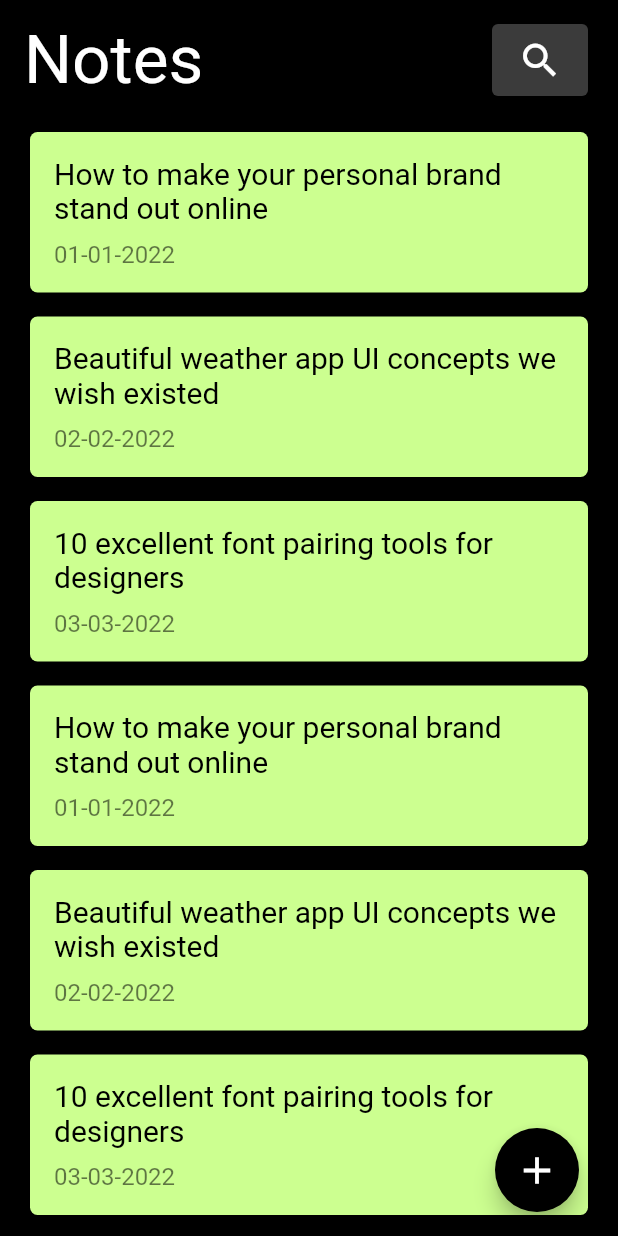
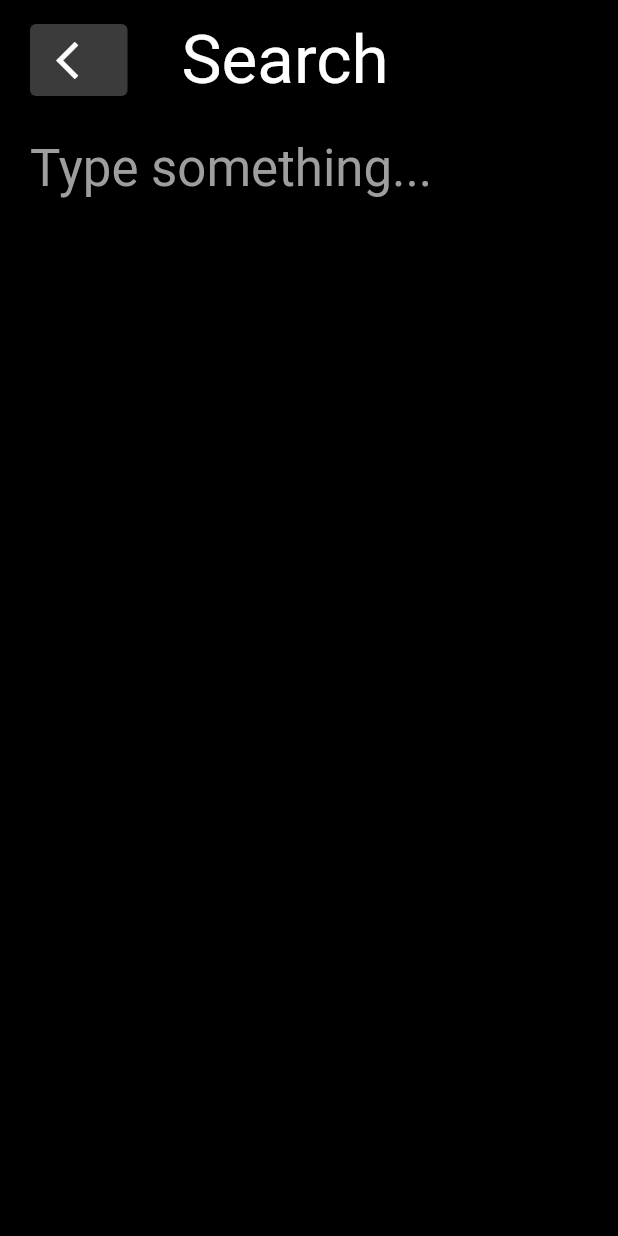
Before and after one commit to gzaber/notes_app, a Flutter app: the screen it shows after launch, after a tap on the "search" icon, on a phone screen of 412 x 824 dp. Run offline on Flutter 3.47's test engine with Material 2 defaults, Android fonts, the phone set to English and light mode, and no system bars; our stand-ins replace bloc, sqflite; accounts and stored records are empty.

Commit message:
Add BLOCs

```diff
--- a/lib/composition_root.dart
+++ b/lib/composition_root.dart
@@ -2,6 +2,7 @@ import 'package:flutter/material.dart';
 import 'package:notes_app/domain/entities/note.dart';
 import 'package:notes_app/presentation/ui/pages/home_page.dart';
 import 'package:notes_app/presentation/ui/pages/note_page.dart';
+import 'package:notes_app/presentation/ui/pages/search_page.dart';
 import 'package:notes_app/presentation/ui/pages/upsert_page.dart';
 
 class CompositionRoot {
@@ -16,4 +17,8 @@ class CompositionRoot {
   static Widget composeUpsertPage(Note? note) {
     return UpsertPage(note: note);
   }
+
+  static Widget composeSearchPage() {
+    return const SearchPage();
+  }
 }
--- a/lib/presentation/helpers/colors.dart
+++ b/lib/presentation/helpers/colors.dart
@@ -1,6 +1,8 @@
 import 'package:flutter/material.dart';
 
-const colorPalette = [
+const Color kButtonColor = Color(0xff3b3b3b);
+
+const List<Color> colorPalette = [
   Color(0xffff8a80),
   Color(0xffff80ab),
   Color(0xffea80fc),
--- /dev/null
+++ b/lib/presentation/helpers/constants.dart
@@ -0,0 +1,7 @@
+const double kSidePadding = 20.0;
+const double kLeadingWidth = 105.0;
+
+const String kNotes = 'Notes';
+const String kSearch = 'Search';
+const String kTitle = 'Title';
+const String kTypeSomething = 'Type something...';
--- a/lib/presentation/ui/pages/home_page.dart
+++ b/lib/presentation/ui/pages/home_page.dart
@@ -4,6 +4,7 @@ import 'package:flutter/material.dart';
 import 'package:notes_app/composition_root.dart';
 import 'package:notes_app/domain/entities/note.dart';
 import 'package:notes_app/presentation/helpers/colors.dart';
+import 'package:notes_app/presentation/helpers/constants.dart';
 
 import '../widgets/custom_elevated_button.dart';
 import '../widgets/note_card.dart';
@@ -15,11 +16,16 @@ class HomePage extends StatelessWidget {
   Widget build(BuildContext context) {
     return Scaffold(
       appBar: AppBar(
-        title: const Text('Notes'),
+        title: const Text(kNotes),
+        titleSpacing: kSidePadding,
         actions: [
           CustomElevatedButton(
             icon: Icons.search,
-            onPressed: () {},
+            onPressed: () => Navigator.of(context).push(
+              MaterialPageRoute(
+                builder: (_) => CompositionRoot.composeSearchPage(),
+              ),
+            ),
           ),
         ],
       ),
@@ -36,7 +42,7 @@ class HomePage extends StatelessWidget {
       ),
       body: SafeArea(
         child: SingleChildScrollView(
-          padding: const EdgeInsets.symmetric(horizontal: 20.0),
+          padding: const EdgeInsets.symmetric(horizontal: kSidePadding),
           child: _buildNoteList(context, testNotes),
         ),
       ),
@@ -54,9 +60,30 @@ class HomePage extends StatelessWidget {
                 builder: (_) => CompositionRoot.composeNotePage(notes[index]),
               ),
             ),
+            onLongPress: () => _showDeleteDialog(context),
           ),
         ),
       );
+
+  _showDeleteDialog(BuildContext context) {
+    return showDialog(
+        context: context,
+        builder: (_) => SimpleDialog(
+              backgroundColor: kButtonColor,
+              contentPadding: const EdgeInsets.all(8.0),
+              children: [
+                SimpleDialogOption(
+                  onPressed: () {},
+                  padding: const EdgeInsets.all(8.0),
+                  child: const Icon(
+                    Icons.delete,
+                    size: 30.0,
+                    color: Colors.white,
+                  ),
+                )
+              ],
+            ));
+  }
 }
 
 List<Note> testNotes = [
--- a/lib/presentation/ui/pages/note_page.dart
+++ b/lib/presentation/ui/pages/note_page.dart
@@ -1,5 +1,6 @@
 import 'package:flutter/material.dart';
 import 'package:notes_app/domain/entities/note.dart';
+import 'package:notes_app/presentation/helpers/constants.dart';
 import 'package:notes_app/presentation/ui/widgets/custom_elevated_button.dart';
 
 import '../../../composition_root.dart';
@@ -16,7 +17,7 @@ class NotePage extends StatelessWidget {
   Widget build(BuildContext context) {
     return Scaffold(
       appBar: AppBar(
-        leadingWidth: 105.0,
+        leadingWidth: kLeadingWidth,
         leading: CustomElevatedButton(
           icon: Icons.arrow_back_ios,
           onPressed: () => Navigator.of(context).pop(),
@@ -34,7 +35,7 @@ class NotePage extends StatelessWidget {
       ),
       body: SafeArea(
         child: SingleChildScrollView(
-          padding: const EdgeInsets.symmetric(horizontal: 20.0),
+          padding: const EdgeInsets.symmetric(horizontal: kSidePadding),
           child: Column(
             crossAxisAlignment: CrossAxisAlignment.start,
             children: [
--- a/lib/presentation/ui/pages/search_page.dart
+++ b/lib/presentation/ui/pages/search_page.dart
@@ -0,0 +1,45 @@
+import 'package:flutter/material.dart';
+import 'package:notes_app/presentation/helpers/constants.dart';
+
+import '../widgets/custom_elevated_button.dart';
+
+class SearchPage extends StatelessWidget {
+  const SearchPage({Key? key}) : super(key: key);
+
+  @override
+  Widget build(BuildContext context) {
+    return Scaffold(
+      appBar: AppBar(
+        leadingWidth: kLeadingWidth,
+        leading: CustomElevatedButton(
+          icon: Icons.arrow_back_ios,
+          onPressed: () => Navigator.of(context).pop(),
+        ),
+        title: const Text(kSearch),
+      ),
+      body: SafeArea(
+        child: SingleChildScrollView(
+          padding: const EdgeInsets.symmetric(horizontal: kSidePadding),
+          child: Column(
+            crossAxisAlignment: CrossAxisAlignment.start,
+            children: [
+              TextField(
+                controller: TextEditingController(text: ''),
+                cursorColor: Colors.white,
+                keyboardType: TextInputType.text,
+                textInputAction: TextInputAction.next,
+                decoration: InputDecoration(
+                  hintText: kTypeSomething,
+                  hintStyle:
+                      Theme.of(context).textTheme.headlineMedium!.copyWith(color: Colors.grey),
+                ),
+                style: Theme.of(context).textTheme.headlineMedium!.copyWith(color: Colors.grey),
+                maxLines: 1,
+              ),
+            ],
+          ),
+        ),
+      ),
+    );
+  }
+}
--- a/lib/presentation/ui/widgets/custom_elevated_button.dart
+++ b/lib/presentation/ui/widgets/custom_elevated_button.dart
@@ -1,4 +1,6 @@
 import 'package:flutter/material.dart';
+import 'package:notes_app/presentation/helpers/colors.dart';
+import 'package:notes_app/presentation/helpers/constants.dart';
 
 class CustomElevatedButton extends StatelessWidget {
   final IconData icon;
@@ -13,13 +15,11 @@ class CustomElevatedButton extends StatelessWidget {
   @override
   Widget build(BuildContext context) {
     return Padding(
-      padding: const EdgeInsets.fromLTRB(20.0, 16.0, 20.0, 16.0),
+      padding: const EdgeInsets.fromLTRB(kSidePadding, 16.0, kSidePadding, 16.0),
       child: ElevatedButton(
         onPressed: onPressed,
         child: Icon(icon, size: 30.0),
-        style: ElevatedButton.styleFrom(
-          primary: const Color(0xff3b3b3b),
-        ),
+        style: ElevatedButton.styleFrom(primary: kButtonColor),
       ),
     );
   }
--- a/lib/presentation/ui/widgets/note_card.dart
+++ b/lib/presentation/ui/widgets/note_card.dart
@@ -5,10 +5,13 @@ class NoteCard extends StatelessWidget {
   final Note note;
   final Color color;
   final Function() onTap;
+  final Function() onLongPress;
+
   const NoteCard({
     required this.note,
     required this.color,
     required this.onTap,
+    required this.onLongPress,
     Key? key,
   }) : super(key: key);
 
@@ -25,6 +28,7 @@ class NoteCard extends StatelessWidget {
           color: Colors.transparent,
           child: InkWell(
             onTap: onTap,
+            onLongPress: onLongPress,
             borderRadius: const BorderRadius.all(Radius.circular(5.0)),
             child: Padding(
               padding: const EdgeInsets.all(16.0),
--- a/pubspec.yaml
+++ b/pubspec.yaml
@@ -11,6 +11,7 @@ environment:
 dependencies:
   flutter:
     sdk: flutter
+  flutter_bloc: ^8.0.1
   intl: ^0.17.0
   sqflite: ^2.0.2
   uuid: ^3.0.6
@@ -22,6 +23,7 @@ dev_dependencies:
   mockito: ^5.1.0
   build_runner: ^2.1.7
   test: ^1.19.5
+  bloc_test: ^9.0.3
 
 # The following section is specific to Flutter.
 flutter:
```
Also changed, not shown: lib/presentation/state_management/home_cubit/home_cubit.dart (added, +34 -0 lines), lib/presentation/state_management/home_cubit/home_state.dart (added, +22 -0 lines), lib/presentation/state_management/note_cubit/note_cubit.dart (added, +23 -0 lines), lib/presentation/state_management/note_cubit/note_state.dart (added, +20 -0 lines), lib/presentation/state_management/search_cubit/search_cubit.dart (added, +23 -0 lines), lib/presentation/state_management/search_cubit/search_state.dart (added, +20 -0 lines), lib/presentation/state_management/upsert_cubit/upsert_cubit.dart (added, +34 -0 lines), lib/presentation/state_management/upsert_cubit/upsert_state.dart (added, +18 -0 lines), lib/presentation/ui/pages/upsert_page.dart (+5 -4 lines), pubspec.lock, 1 other file.
